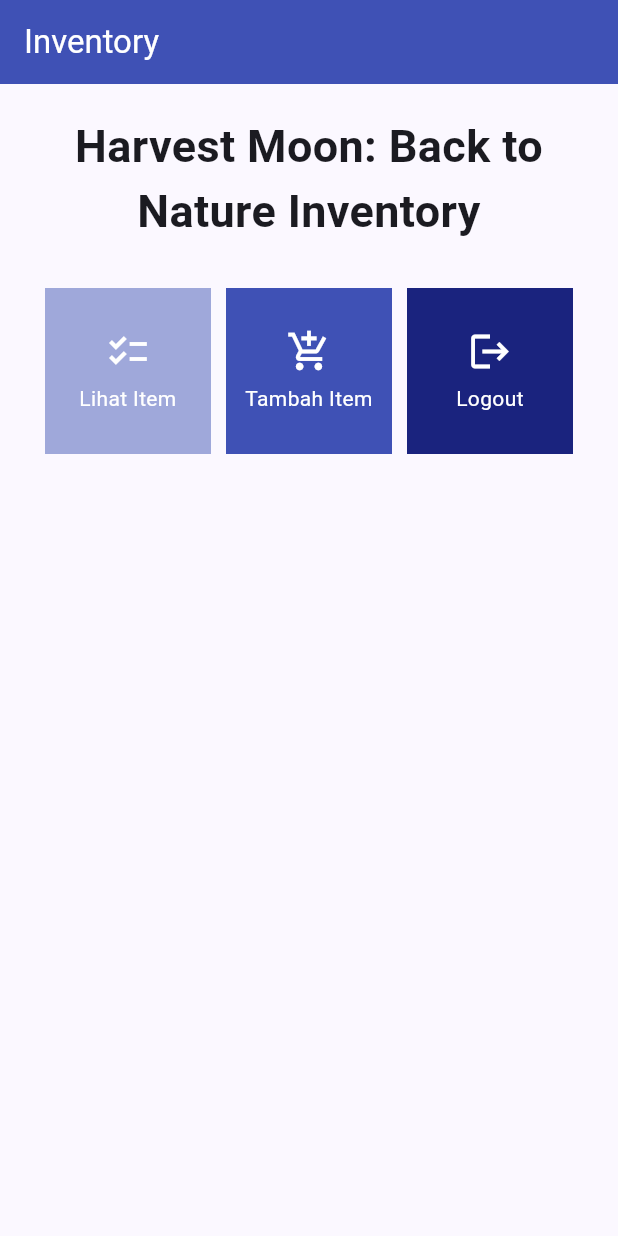
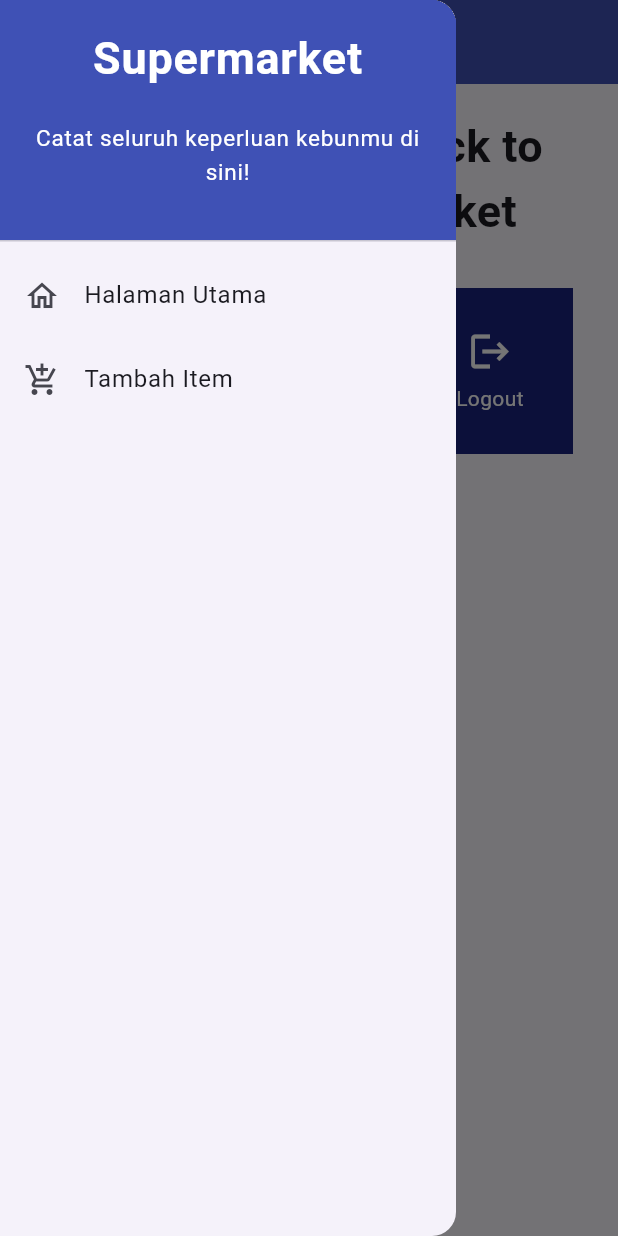
Before and after one commit to Abbilville/hmbtn-inventory, a Flutter app: the screen it shows after launch, with the side drawer open (before the commit the screen has no drawer), on a phone screen of 412 x 824 dp. Run offline on Flutter 3.47's test engine with Material 2 defaults, Android fonts, the phone set to English and light mode, and no system bars.

Commit message:
Tugas 8 Selesai beserta bonusnya

```diff
--- a/lib/main.dart
+++ b/lib/main.dart
@@ -1,5 +1,5 @@
 import 'package:flutter/material.dart';
-import 'package:hmbtn_inventory/menu.dart';
+import 'package:hmbtn_supermarket/screens/menu.dart';
 
 void main() {
   runApp(const MyApp());
@@ -12,7 +12,7 @@ class MyApp extends StatelessWidget {
   @override
   Widget build(BuildContext context) {
     return MaterialApp(
-      title: 'Menu',
+      title: 'Home Page',
       theme: ThemeData(
         colorScheme: ColorScheme.fromSeed(seedColor: Colors.indigo),
         useMaterial3: true,
--- a/lib/menu.dart
+++ /dev/null
@@ -1,114 +0,0 @@
-import 'package:flutter/material.dart';
-
-class Item {
-  final String name;
-  final IconData icon;
-  final Color color;
-
-  Item(this.name, this.icon, this.color);
-}
-
-class MyHomePage extends StatelessWidget {
-  MyHomePage({Key? key}) : super(key: key);
-
-  final List<Item> items = [
-    Item("Lihat Item", Icons.checklist, Colors.indigo.shade200),
-    Item("Tambah Item", Icons.add_shopping_cart, Colors.indigo),
-    Item("Logout", Icons.logout, Colors.indigo.shade900),
-  ];
-
-  @override
-  Widget build(BuildContext context) {
-    return Scaffold(
-      appBar: AppBar(
-        backgroundColor: Colors.indigo,
-        title: const Text(
-          'Inventory',
-          style: TextStyle(color: Colors.white),
-        ),
-      ),
-      body: SingleChildScrollView(
-        // Widget wrapper yang dapat discroll
-        child: Padding(
-          padding: const EdgeInsets.all(10.0), // Set padding dari halaman
-          child: Column(
-            // Widget untuk menampilkan children secara vertikal
-            children: <Widget>[
-              const Padding(
-                padding: EdgeInsets.only(top: 10.0, bottom: 10.0),
-                // Widget Text untuk menampilkan tulisan dengan alignment center dan style yang sesuai
-                child: Text(
-                  'Harvest Moon: Back to Nature Inventory', // Text yang menandakan toko
-                  textAlign: TextAlign.center,
-                  style: TextStyle(
-                    fontSize: 30,
-                    fontWeight: FontWeight.bold,
-                  ),
-                ),
-              ),
-              // Grid layout
-              GridView.count(
-                // Container pada card kita.
-                primary: true,
-                padding: const EdgeInsets.all(20),
-                crossAxisSpacing: 10,
-                mainAxisSpacing: 10,
-                crossAxisCount: 3,
-                shrinkWrap: true,
-                children: items.map((Item item) {
-                  // Iterasi untuk setiap item
-                  return ShopCard(item);
-                }).toList(),
-              ),
-            ],
-          ),
-        ),
-      ),
-    );
-  }
-}
-
-class ShopCard extends StatelessWidget {
-  final Item item;
-
-  const ShopCard(this.item, {super.key}); // Constructor
-
-  @override
-  Widget build(BuildContext context) {
-    return Material(
-      color: item.color,
-      child: InkWell(
-        // Area responsive terhadap sentuhan
-        onTap: () {
-          // Memunculkan SnackBar ketika diklik
-          ScaffoldMessenger.of(context)
-            ..hideCurrentSnackBar()
-            ..showSnackBar(SnackBar(
-                content: Text("Kamu telah menekan tombol ${item.name}!")));
-        },
-        child: Container(
-          // Container untuk menyimpan Icon dan Text
-          padding: const EdgeInsets.all(8),
-          child: Center(
-            child: Column(
-              mainAxisAlignment: MainAxisAlignment.center,
-              children: [
-                Icon(
-                  item.icon,
-                  color: Colors.white,
-                  size: 30.0,
-                ),
-                const Padding(padding: EdgeInsets.all(3)),
-                Text(
-                  item.name,
-                  textAlign: TextAlign.center,
-                  style: const TextStyle(color: Colors.white),
-                ),
-              ],
-            ),
-          ),
-        ),
-      ),
-    );
-  }
-}
--- /dev/null
+++ b/lib/screens/menu.dart
@@ -0,0 +1,66 @@
+import 'package:flutter/material.dart';
+import 'package:hmbtn_supermarket/widgets/shop_card.dart';
+import 'package:hmbtn_supermarket/widgets/left_drawer.dart';
+
+class MyHomePage extends StatelessWidget {
+  MyHomePage({Key? key}) : super(key: key);
+
+  final List<ShopItem> items = [
+    ShopItem("Lihat Item", Icons.checklist, Colors.indigo.shade200),
+    ShopItem("Tambah Item", Icons.add_shopping_cart, Colors.indigo),
+    ShopItem("Logout", Icons.logout, Colors.indigo.shade900),
+  ];
+
+  @override
+  Widget build(BuildContext context) {
+    return Scaffold(
+      appBar: AppBar(
+        title: const Text(
+          'Supermarket',
+          style: TextStyle(color: Colors.white),
+        ),
+        backgroundColor: Colors.indigo,
+        foregroundColor: Colors.white,
+      ),
+      // Masukkan drawer sebagai parameter nilai drawer dari widget Scaffold
+      drawer: const LeftDrawer(),
+      body: SingleChildScrollView(
+        // Widget wrapper yang dapat discroll
+        child: Padding(
+          padding: const EdgeInsets.all(10.0), // Set padding dari halaman
+          child: Column(
+            // Widget untuk menampilkan children secara vertikal
+            children: <Widget>[
+              const Padding(
+                padding: EdgeInsets.only(top: 10.0, bottom: 10.0),
+                // Widget Text untuk menampilkan tulisan dengan alignment center dan style yang sesuai
+                child: Text(
+                  'Harvest Moon: Back to Nature Supermarket', // Text yang menandakan toko
+                  textAlign: TextAlign.center,
+                  style: TextStyle(
+                    fontSize: 30,
+                    fontWeight: FontWeight.bold,
+                  ),
+                ),
+              ),
+              // Grid layout
+              GridView.count(
+                // Container pada card kita.
+                primary: true,
+                padding: const EdgeInsets.all(20),
+                crossAxisSpacing: 10,
+                mainAxisSpacing: 10,
+                crossAxisCount: 3,
+                shrinkWrap: true,
+                children: items.map((ShopItem item) {
+                  // Iterasi untuk setiap item
+                  return ShopCard(item);
+                }).toList(),
+              ),
+            ],
+          ),
+        ),
+      ),
+    );
+  }
+}
--- /dev/null
+++ b/lib/widgets/left_drawer.dart
@@ -0,0 +1,69 @@
+import 'package:flutter/material.dart';
+import 'package:hmbtn_supermarket/screens/menu.dart';
+import 'package:hmbtn_supermarket/screens/shoplist_form.dart';
+
+class LeftDrawer extends StatelessWidget {
+  const LeftDrawer({super.key});
+
+  @override
+  Widget build(BuildContext context) {
+    return Drawer(
+      child: ListView(
+        children: [
+          const DrawerHeader(
+            decoration: BoxDecoration(
+              color: Colors.indigo,
+            ),
+            child: Column(
+              children: [
+                Text(
+                  'Supermarket',
+                  textAlign: TextAlign.center,
+                  style: TextStyle(
+                    fontSize: 30,
+                    fontWeight: FontWeight.bold,
+                    color: Colors.white,
+                  ),
+                ),
+                Padding(padding: EdgeInsets.all(10)),
+                Text(
+                  "Catat seluruh keperluan kebunmu di sini!",
+                  textAlign: TextAlign.center,
+                  style: TextStyle(
+                    fontSize: 15,
+                    color: Colors.white,
+                    fontWeight: FontWeight.normal,
+                  ),
+                ),
+              ],
+            ),
+          ),
+          ListTile(
+            leading: const Icon(Icons.home_outlined),
+            title: const Text('Halaman Utama'),
+            // Bagian redirection ke MyHomePage
+            onTap: () {
+              Navigator.pushReplacement(
+                  context,
+                  MaterialPageRoute(
+                    builder: (context) => MyHomePage(),
+                  ));
+            },
+          ),
+          ListTile(
+            leading: const Icon(Icons.add_shopping_cart),
+            title: const Text('Tambah Item'),
+            // Bagian redirection ke ShopFormPage
+            onTap: () {
+              Navigator.pushReplacement(
+                  context,
+                  MaterialPageRoute(
+                    builder: (context) => const ShopFormPage(),
+                  ));
+            },
+          ),
+        ],
+      ),
+    );
+  }
+}
--- /dev/null
+++ b/lib/widgets/shop_card.dart
@@ -0,0 +1,73 @@
+import 'package:flutter/material.dart';
+import 'package:hmbtn_supermarket/screens/shoplist_form.dart';
+import 'package:hmbtn_supermarket/screens/shoplist_cart.dart';
+
+class ShopItem {
+  final String name;
+  final IconData icon;
+  final Color color;
+
+  ShopItem(this.name, this.icon, this.color);
+}
+
+class ShopCard extends StatelessWidget {
+  final ShopItem item;
+
+  const ShopCard(this.item, {super.key}); // Constructor
+
+  @override
+  Widget build(BuildContext context) {
+    return Material(
+      color: item.color,
+      child: InkWell(
+        // Area responsive terhadap sentuhan
+        onTap: () {
+          // Memunculkan SnackBar ketika diklik
+          ScaffoldMessenger.of(context)
+            ..hideCurrentSnackBar()
+            ..showSnackBar(SnackBar(
+                content: Text("Kamu telah menekan tombol ${item.name}!")));
+
+          // Navigate ke route yang sesuai (tergantung jenis tombol)
+          if (item.name == "Tambah Item") {
+            Navigator.push(
+                context,
+                MaterialPageRoute(
+                  builder: (context) => const ShopFormPage(),
+                ));
+          }
+
+          if (item.name == "Lihat Item") {
+            Navigator.push(
+                context,
+                MaterialPageRoute(
+                  builder: (context) => const Cart(),
+                ));
+          }
+        },
+        child: Container(
+          // Container untuk menyimpan Icon dan Text
+          padding: const EdgeInsets.all(8),
+          child: Center(
+            child: Column(
+              mainAxisAlignment: MainAxisAlignment.center,
+              children: [
+                Icon(
+                  item.icon,
+                  color: Colors.white,
+                  size: 30.0,
+                ),
+                const Padding(padding: EdgeInsets.all(3)),
+                Text(
+                  item.name,
+                  textAlign: TextAlign.center,
+                  style: const TextStyle(color: Colors.white),
+                ),
+              ],
+            ),
+          ),
+        ),
+      ),
+    );
+  }
+}
--- a/pubspec.yaml
+++ b/pubspec.yaml
@@ -1,4 +1,4 @@
-name: hmbtn_inventory
+name: hmbtn_supermarket
 description: A new Flutter project.
 # The following line prevents the package from being accidentally published to
 # pub.dev using `flutter pub publish`. This is preferred for private packages.
@@ -35,6 +35,7 @@ dependencies:
   # The following adds the Cupertino Icons font to your application.
   # Use with the CupertinoIcons class for iOS style icons.
   cupertino_icons: ^1.0.2
+  rename_app: ^1.3.1
 
 dev_dependencies:
   flutter_test:
```
Also changed, not shown: lib/screens/shoplist_cart.dart (added, +69 -0 lines), lib/screens/shoplist_form.dart (added, +198 -0 lines), lib/widgets/item_card.dart (added, +111 -0 lines), pubspec.lock, 15 other files.
